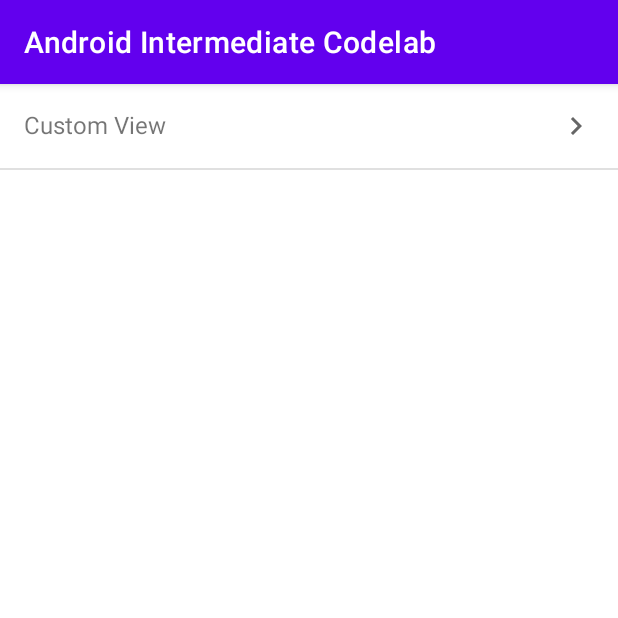
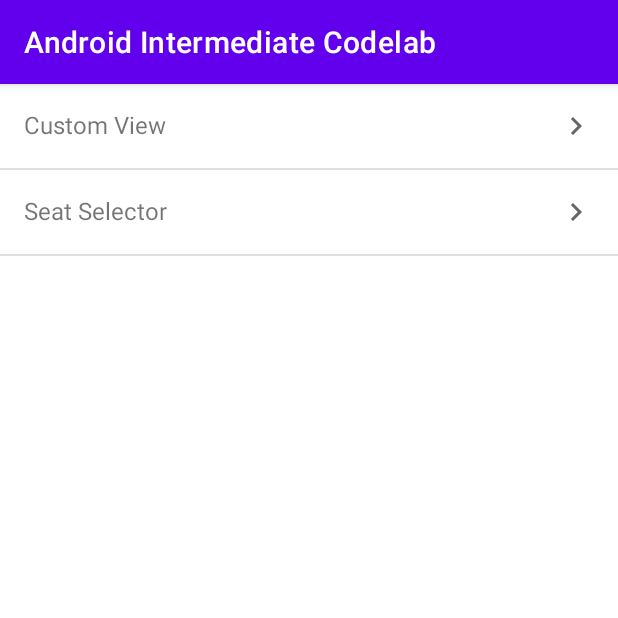
Before and after one commit to addingama/AndroidIntermediateCodelab, an Android app: the screen it shows after launch (MainActivity), on a phone screen of 412 x 824 dp, the top half of it. Run offline under Robolectric (Android 15) with nearby library versions, the phone set to English and light mode, and no system bars.

Commit message:
Codelab seat selector with custom canvas draw

```diff
--- a/app/src/main/AndroidManifest.xml
+++ b/app/src/main/AndroidManifest.xml
@@ -9,6 +9,9 @@
         android:roundIcon="@mipmap/ic_launcher_round"
         android:supportsRtl="true"
         android:theme="@style/Theme.AndroidIntermediateCodelab">
+        <activity
+            android:name=".seat_selector.SeatSelectorActivity"
+            android:exported="false" />
         <activity
             android:name=".custom_view.CustomViewActivity"
             android:exported="false" />
--- a/app/src/main/java/com/addin/androidintermediatecodelab/MainActivity.kt
+++ b/app/src/main/java/com/addin/androidintermediatecodelab/MainActivity.kt
@@ -6,9 +6,11 @@ import android.os.Bundle
 import android.view.View
 import androidx.appcompat.widget.LinearLayoutCompat
 import com.addin.androidintermediatecodelab.custom_view.CustomViewActivity
+import com.addin.androidintermediatecodelab.seat_selector.SeatSelectorActivity
 
 class MainActivity : AppCompatActivity(), View.OnClickListener {
     private lateinit var mnCustomView: LinearLayoutCompat
+    private lateinit var mnSeatSelector: LinearLayoutCompat
 
     override fun onCreate(savedInstanceState: Bundle?) {
         super.onCreate(savedInstanceState)
@@ -16,6 +18,9 @@ class MainActivity : AppCompatActivity(), View.OnClickListener {
 
         mnCustomView = findViewById(R.id.mn_custom_view)
         mnCustomView.setOnClickListener(this)
+
+        mnSeatSelector = findViewById(R.id.mn_seat_selector)
+        mnSeatSelector.setOnClickListener(this)
     }
 
     override fun onClick(v: View?) {
@@ -25,6 +30,10 @@ class MainActivity : AppCompatActivity(), View.OnClickListener {
                     val customViewIntent = Intent(this@MainActivity, CustomViewActivity::class.java)
                     startActivity(customViewIntent)
                 }
+                R.id.mn_seat_selector -> {
+                    val customViewIntent = Intent(this@MainActivity, SeatSelectorActivity::class.java)
+                    startActivity(customViewIntent)
+                }
             }
         }
     }
--- /dev/null
+++ b/app/src/main/java/com/addin/androidintermediatecodelab/seat_selector/Seat.kt
@@ -0,0 +1,3 @@
+package com.addin.androidintermediatecodelab.seat_selector
+
+data class Seat(val id: Int, var x: Float? = 0F, var y: Float? = 0F, var name: String, var isBooked: Boolean)
--- a/app/src/main/res/layout/activity_main.xml
+++ b/app/src/main/res/layout/activity_main.xml
@@ -25,7 +25,29 @@
             app:drawableEndCompat="@drawable/ic_baseline_chevron_right_24" />
 
         <View
-            android:id="@+id/divider"
+            android:layout_width="match_parent"
+            android:layout_height="1dp"
+            android:background="?android:attr/listDivider" />
+    </androidx.appcompat.widget.LinearLayoutCompat>
+    <androidx.appcompat.widget.LinearLayoutCompat
+        android:id="@+id/mn_seat_selector"
+        android:layout_width="match_parent"
+        android:layout_height="wrap_content"
+        android:orientation="vertical"
+        app:layout_constraintEnd_toEndOf="parent"
+        app:layout_constraintStart_toStartOf="parent"
+        app:layout_constraintTop_toBottomOf="@id/mn_custom_view">
+
+        <TextView
+            android:id="@+id/tv_seat_selector"
+            android:layout_width="match_parent"
+            android:layout_height="wrap_content"
+            android:padding="16dp"
+            android:textSize="16sp"
+            android:text="Seat Selector"
+            app:drawableEndCompat="@drawable/ic_baseline_chevron_right_24" />
+
+        <View
             android:layout_width="match_parent"
             android:layout_height="1dp"
             android:background="?android:attr/listDivider" />
--- a/app/src/main/res/values/colors.xml
+++ b/app/src/main/res/values/colors.xml
@@ -9,4 +9,8 @@
     <color name="white">#FFFFFFFF</color>
     <color name="pink_500">#D81B60</color>
     <color name="pink_200">#FF8FAF</color>
+    <color name="blue_700">#0E4E96</color>
+    <color name="blue_500">#1D70BE</color>
+    <color name="blue_200">#519CE0</color>
+    <color name="grey_200">#C5CAE9</color>
 </resources>
```
Also changed, not shown: app/src/main/java/com/addin/androidintermediatecodelab/custom_view/CustomViewActivity.kt (+17 -0 lines), app/src/main/java/com/addin/androidintermediatecodelab/seat_selector/SeatSelectorActivity.kt (added, +40 -0 lines), app/src/main/java/com/addin/androidintermediatecodelab/seat_selector/SeatsView.kt (added, +175 -0 lines), app/src/main/res/layout/activity_seat_selector.xml (added, +32 -0 lines).
